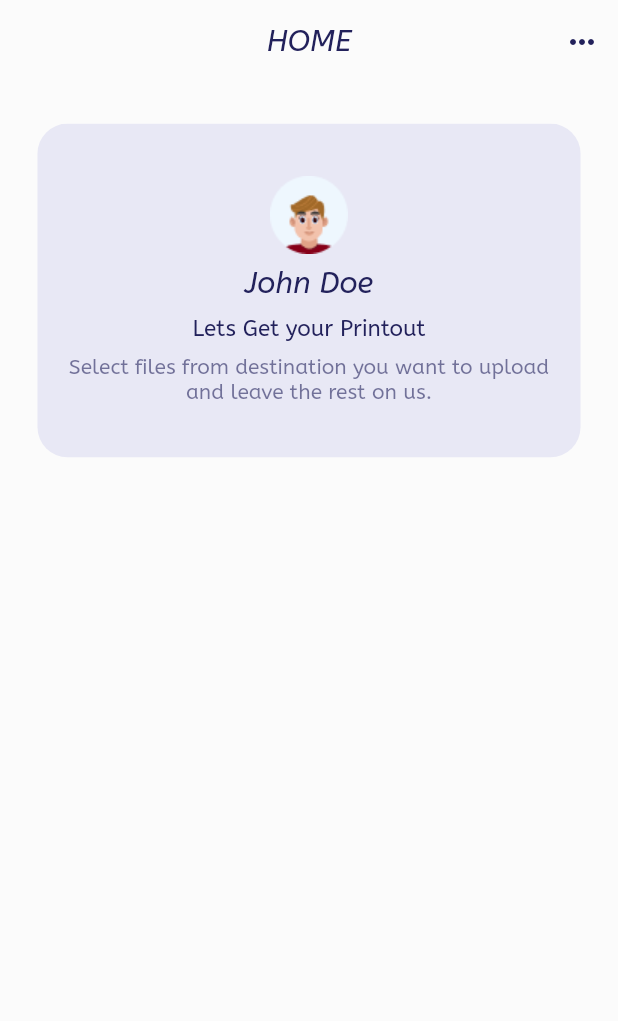
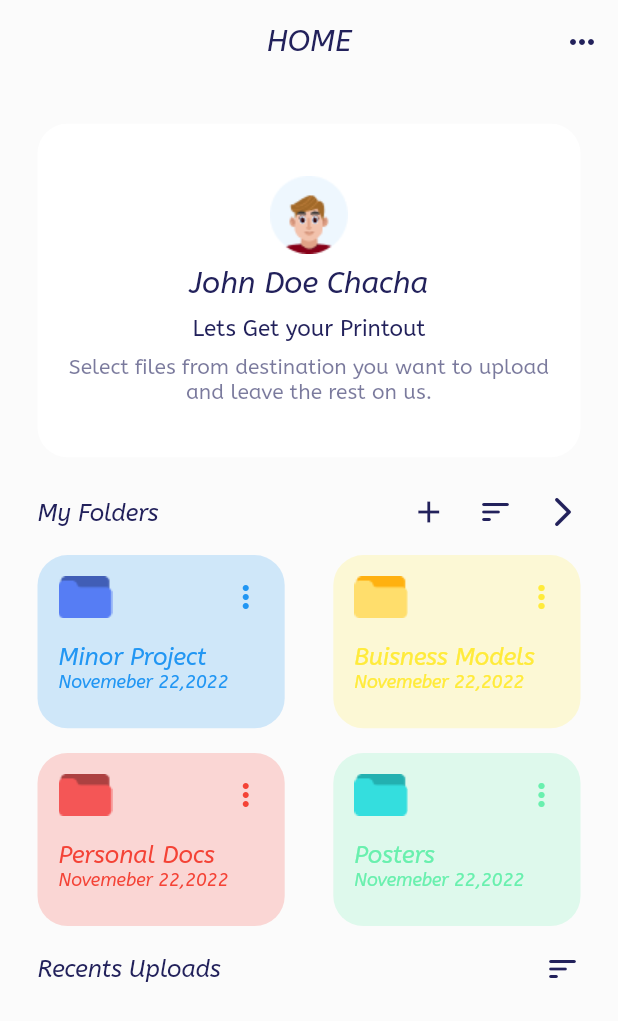
Before and after one commit to Mahi-Badaya/PrintBox-DuHacks, a Flutter app: the Profile screen opened directly, on a phone screen of 412 x 824 dp. Shown: the top 1021 px of the screen. Run offline on Flutter 3.47's test engine with Material 2 defaults, Android fonts, the phone set to English and light mode, and no system bars.

Commit message:
profile screen

```diff
--- a/lib/Screens/Profile.dart
+++ b/lib/Screens/Profile.dart
@@ -1,4 +1,5 @@
 import 'package:flutter/material.dart';
+import 'package:printbox/Components/grids.dart';
 
 class Profile extends StatelessWidget {
   const Profile({Key? key}) : super(key: key);
@@ -31,7 +32,7 @@ class Profile extends StatelessWidget {
               height: height*0.27,
               width: width,
               decoration: BoxDecoration(
-                color: Color(0xffE8E8F5),
+                color: Color(0xffffffff),
                 borderRadius: BorderRadius.circular(20),
               ),
               child: Column(
@@ -39,14 +40,54 @@ class Profile extends StatelessWidget {
                 children: [
                   Image.asset('assets/images/profile.png'),
                   SizedBox(height: height*0.01,),
-                  Text('John Doe',style: TextStyle(color: Color(0xff22215b),fontSize: 20,fontStyle: FontStyle.italic),),
+                  Text('John Doe Chacha',style: TextStyle(color: Color(0xff22215b),fontSize: 20,fontStyle: FontStyle.italic),),
                   SizedBox(height: height*0.01,),
                   Text('Lets Get your Printout',style: TextStyle(color: Color(0xff22215b),fontSize: 15),),
                   SizedBox(height: height*0.01,),
                   Text('Select files from destination you want to upload and leave the rest on us.',textAlign:TextAlign.center,style: TextStyle(color: Color(0xff22215b).withOpacity(0.6),fontSize: 14),),
-
                 ],
               ),
+            ),
+            SizedBox(height: height*0.03),
+            Row(
+              mainAxisAlignment: MainAxisAlignment.center,
+              children: [
+                Text('My Folders',style: TextStyle(color: Color(0xff22215b),fontSize: 16,fontStyle: FontStyle.italic)),
+                Spacer(),
+                Icon(Icons.add,color: Color(0xff22215b),),
+                SizedBox(width: width*0.05,),
+                Icon(Icons.sort_rounded,color: Color(0xff22215b),),
+                SizedBox(width: width*0.05,),
+                Icon(Icons.arrow_forward_ios_rounded,color: Color(0xff22215b),),
+              ],
+            ),
+            SizedBox(height: height*0.02,),
+            Column(
+              children: [
+                Row(
+                  mainAxisAlignment: MainAxisAlignment.spaceBetween,
+                  children: [
+                    CustomBox(height: height, width: width, colour: Colors.blue, image: 'assets/images/folder-blue.png', title: 'Minor Project',),
+                    CustomBox(height: height, width: width, colour: Colors.yellow, image: 'assets/images/folder-yellow.png', title: 'Buisness Models',),
+                  ],
+                ),
+                SizedBox(height: height*0.02,),
+                Row(
+                  mainAxisAlignment: MainAxisAlignment.spaceBetween,
+                  children: [
+                    CustomBox(height: height, width: width, colour: Colors.red, image: 'assets/images/folder-red.png', title: 'Personal Docs',),
+                    CustomBox(height: height, width: width, colour: Colors.greenAccent, image: 'assets/images/folder-green.png', title: 'Posters',),
+                  ],
+                ),
+              ],
+            ),
+            SizedBox(height: height*0.02,),
+            Row(
+              mainAxisAlignment: MainAxisAlignment.spaceBetween,
+              children: [
+                Text('Recents Uploads',style: TextStyle(color: Color(0xff22215b),fontSize: 16,fontStyle: FontStyle.italic)),
+                Icon(Icons.sort_rounded,color: Color(0xff22215b),),
+              ],
             ),
           ],
         ),
@@ -54,3 +95,41 @@ class Profile extends StatelessWidget {
     );
   }
 }
+
+class CustomBox extends StatelessWidget {
+  const CustomBox({Key? key, required this.height, required this.width, required this.colour, required this.image, required this.title,}) : super(key: key);
+
+  final double height;
+  final double width;
+  final Color colour;
+  final String image;
+  final String title;
+
+  @override
+  Widget build(BuildContext context) {
+    return Container(
+      padding: EdgeInsets.symmetric(horizontal: 14,vertical: 14),
+      height: height*0.14,
+      width: width*0.4,
+      decoration: BoxDecoration(
+        color: colour.withOpacity(0.2),
+        borderRadius: BorderRadius.circular(20),
+      ),
+      child: Column(
+        crossAxisAlignment: CrossAxisAlignment.start,
+        children: [
+          Row(
+            mainAxisAlignment: MainAxisAlignment.spaceBetween,
+            children: [
+              Image.asset(image),
+              Icon(Icons.more_vert,color: colour,),
+            ],
+          ),
+          SizedBox(height: height*0.02,),
+          Text(title,style: TextStyle(color: colour,fontStyle: FontStyle.italic,fontSize: 16),),
+          Text('Novemeber 22,2022',style: TextStyle(color: colour,fontStyle: FontStyle.italic,fontSize: 12)),
+        ],
+      ),
+    );
+  }
+}
```
Also changed, not shown: lib/Components/grids.dart (added, +38 -0 lines), assets/images/folder-blue.png (added), assets/images/folder-green.png (added), assets/images/folder-red.png (added), assets/images/folder-yellow.png (added).
